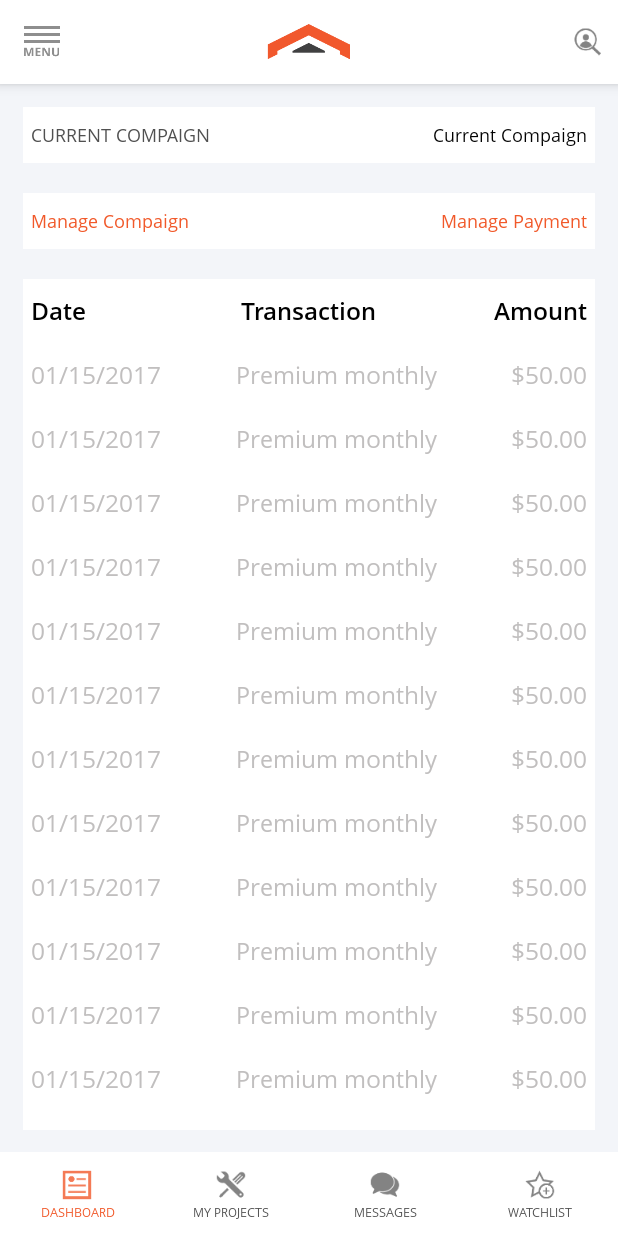
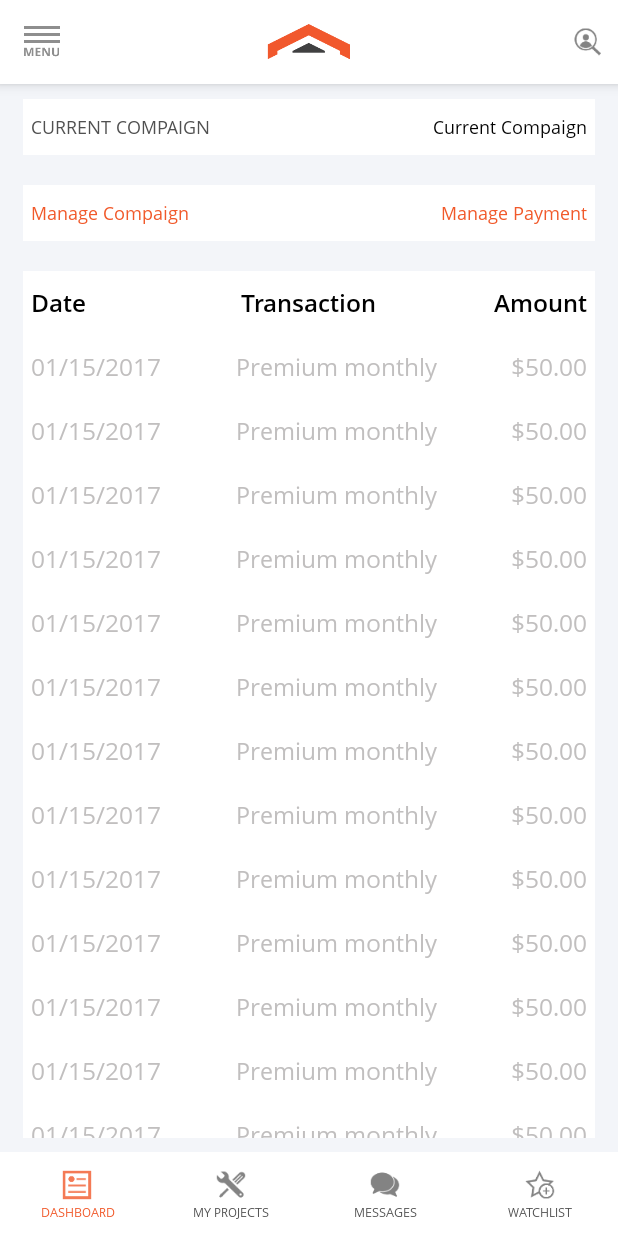
Before and after one commit to surajcse116/ProringerPro, an Android app: the fragment TransactionHistory placed in its activity, on a phone screen of 412 x 824 dp. Run offline under Robolectric (Android 15) with nearby library versions, the phone set to English and light mode, and no system bars; pictures from the network do not load; 6 statements that could not run were skipped.

Commit message:
suraj 20 feb

```diff
--- a/app/src/main/res/layout/fragment_transaction_history.xml
+++ b/app/src/main/res/layout/fragment_transaction_history.xml
@@ -4,7 +4,11 @@
     android:layout_height="match_parent"
     android:background="@color/colorBGblueShade"
     android:orientation="vertical"
-    android:padding="15dp">
+    android:paddingTop="10dp"
+    android:paddingLeft="15dp"
+    android:paddingRight="15dp"
+    android:paddingBottom="10dp"
+    >
 
 
     <RelativeLayout
@@ -125,7 +129,8 @@
             android:id="@+id/rcv_transaction"
             android:layout_width="match_parent"
             android:layout_height="wrap_content"
-            android:layout_below="@+id/LL_level" />
+            android:layout_below="@+id/LL_level"
+            />
 
     </RelativeLayout>
 
```
